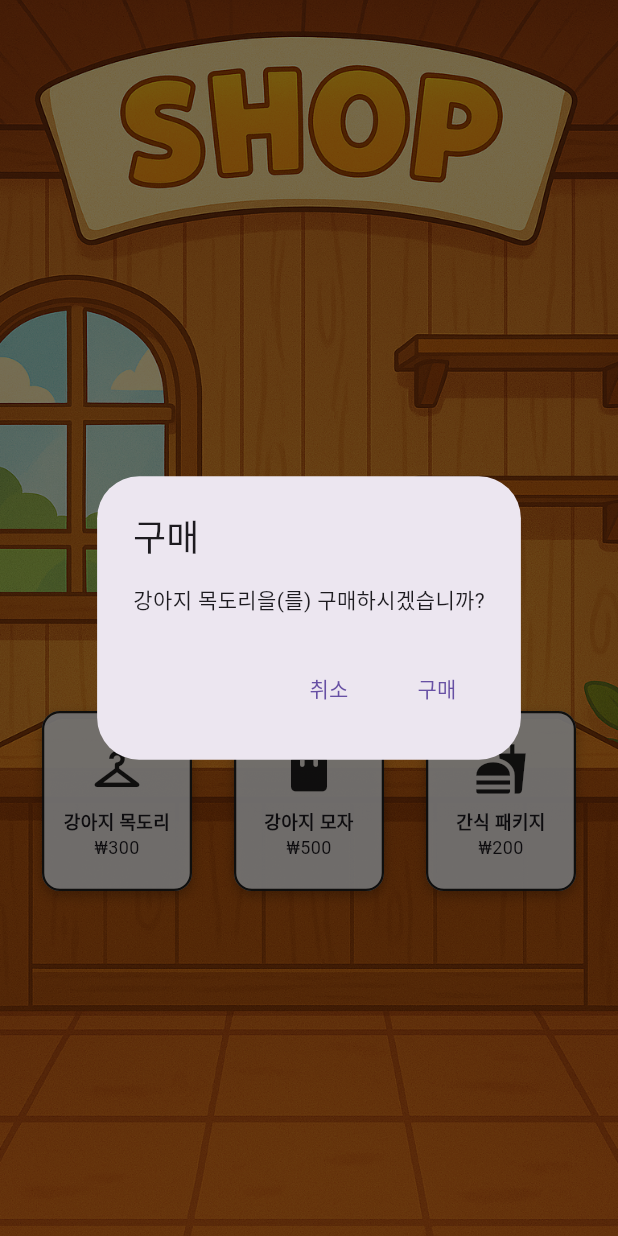
After one commit to MuHaRVEY/CBNU_Capstone_Design_2025_ReBoot, a Flutter app: the ShopPage screen opened directly, after a tap on "강아지 목도리", on a phone screen of 412 x 824 dp. The commit adds this screen. Run offline on Flutter 3.47's test engine with Material 3 defaults, Android fonts, the light colour scheme and no system bars; our stand-ins replace firebase_auth, firebase_core, firebase_database, firebase_storage, flutter_tts, google_maps_flutter and 3 more; missing offline and left inert: flutter_polyline_points; accounts and stored records are empty; generated files the repository leaves out were written again.

Commit message:
상점 페이지 추가
향후 코인 시스템 등 추가해야함.

```diff
--- a/capstonedesign/lib/gamepage.dart
+++ b/capstonedesign/lib/gamepage.dart
@@ -1,5 +1,6 @@
 import 'package:flutter/material.dart';
 import 'adventurepage.dart'; // 수정된 AdventurePage를 import
+import 'shoppage.dart';
 
 class GamePage extends StatefulWidget {
   @override
@@ -57,8 +58,8 @@ class _GamePageState extends State<GamePage> {
       bottomNavigationBar: BottomNavigationBar(
         items: [
           BottomNavigationBarItem(
-            icon: Icon(Icons.emoji_events),
-            label: '도전과제',
+            icon: Icon(Icons.shopping_bag),
+            label: '인벤토리',
           ),
           BottomNavigationBarItem(
             icon: Icon(Icons.explore),
@@ -83,7 +84,10 @@ class _GamePageState extends State<GamePage> {
               );
               break;
             case 2:
-              Navigator.pushNamed(context, '/shop');
+              Navigator.push(context,
+                  MaterialPageRoute(builder: (context) => ShopPage()
+                  ),
+              );
               break;
           }
         },
--- /dev/null
+++ b/capstonedesign/lib/shoppage.dart
@@ -0,0 +1,91 @@
+import 'package:flutter/material.dart';
+
+class ShopPage extends StatelessWidget {
+  @override
+  Widget build(BuildContext context) {
+    return Scaffold(
+      body: Stack(
+        children: [
+          // 상점 배경 이미지
+          Positioned.fill(
+            child: Image.asset(
+              'assets/images/shopBackground.png',
+              fit: BoxFit.cover,
+            ),
+          ),
+
+          // 3개 아이템을 Row로 배치 (중앙 위쪽에 위치)
+          Positioned(
+            bottom: 230, // 위치를 위로 조금 올림
+            left: 0,
+            right: 0,
+            child: Row(
+              mainAxisAlignment: MainAxisAlignment.spaceEvenly,
+              children: [
+                _buildShopItem(context, '강아지 목도리', '₩300', Icons.checkroom),
+                _buildShopItem(context, '강아지 모자', '₩500', Icons.shopping_bag),
+                _buildShopItem(context, '간식 패키지', '₩200', Icons.fastfood),
+              ],
+            ),
+          ),
+        ],
+      ),
+    );
+  }
+
+  // 각 상점 아이템 UI
+  Widget _buildShopItem(BuildContext context, String name, String price, IconData icon) {
+    return GestureDetector(
+      onTap: () {
+        // 구매 다이얼로그
+        showDialog(
+          context: context,
+          builder: (context) => AlertDialog(
+            title: Text('구매'),
+            content: Text('$name을(를) 구매하시겠습니까?'),
+            actions: [
+              TextButton(
+                onPressed: () => Navigator.pop(context),
+                child: Text('취소'),
+              ),
+              TextButton(
+                onPressed: () {
+                  Navigator.pop(context);
+                  ScaffoldMessenger.of(context).showSnackBar(
+                    SnackBar(content: Text('$name 구매 완료!')),
+                  );
+                },
+                child: Text('구매'),
+              ),
+            ],
+          ),
+        );
+      },
+      child: Container(
+        width: 100,
+        height: 120,
+        decoration: BoxDecoration(
+          color: Colors.white.withOpacity(0.9),
+          borderRadius: BorderRadius.circular(12),
+          border: Border.all(color: Colors.black87, width: 1.5),
+          boxShadow: [
+            BoxShadow(
+              color: Colors.black26,
+              blurRadius: 6,
+              offset: Offset(0, 3),
+            ),
+          ],
+        ),
+        child: Column(
+          mainAxisAlignment: MainAxisAlignment.center,
+          children: [
+            Icon(icon, size: 36),
+            SizedBox(height: 8),
+            Text(name, textAlign: TextAlign.center, style: TextStyle(fontWeight: FontWeight.bold, fontSize: 12)),
+            Text(price, style: TextStyle(fontSize: 12)),
+          ],
+        ),
+      ),
+    );
+  }
+}
```
Also changed, not shown: capstonedesign/assets/images/shopBackground.png (added).
